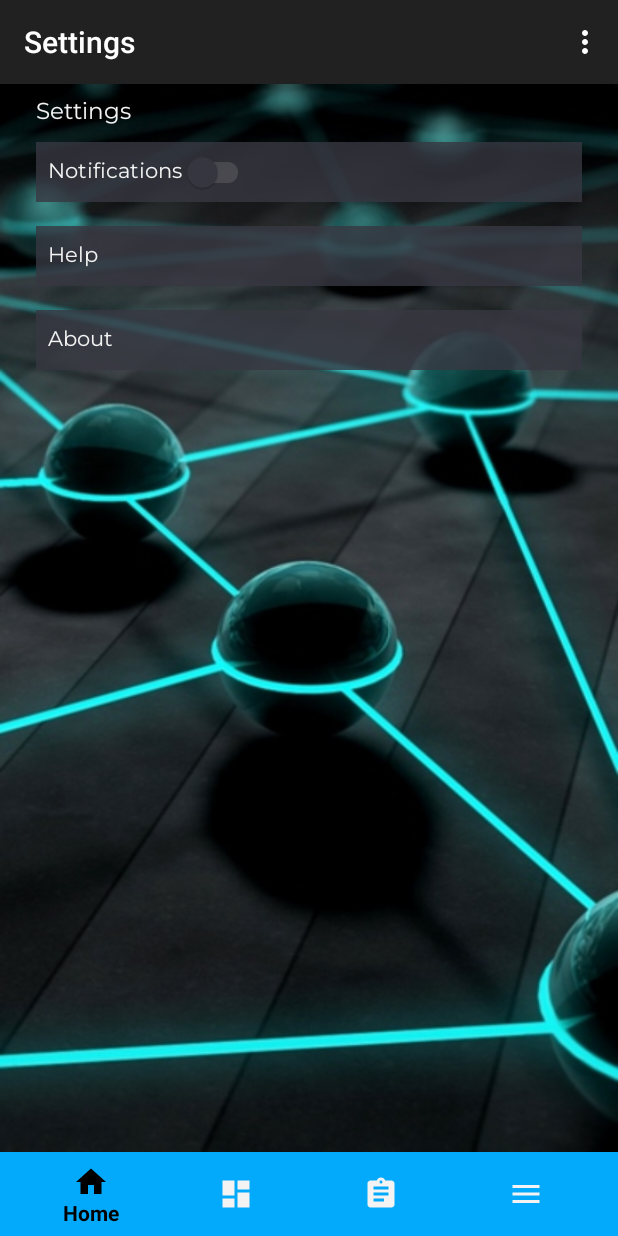
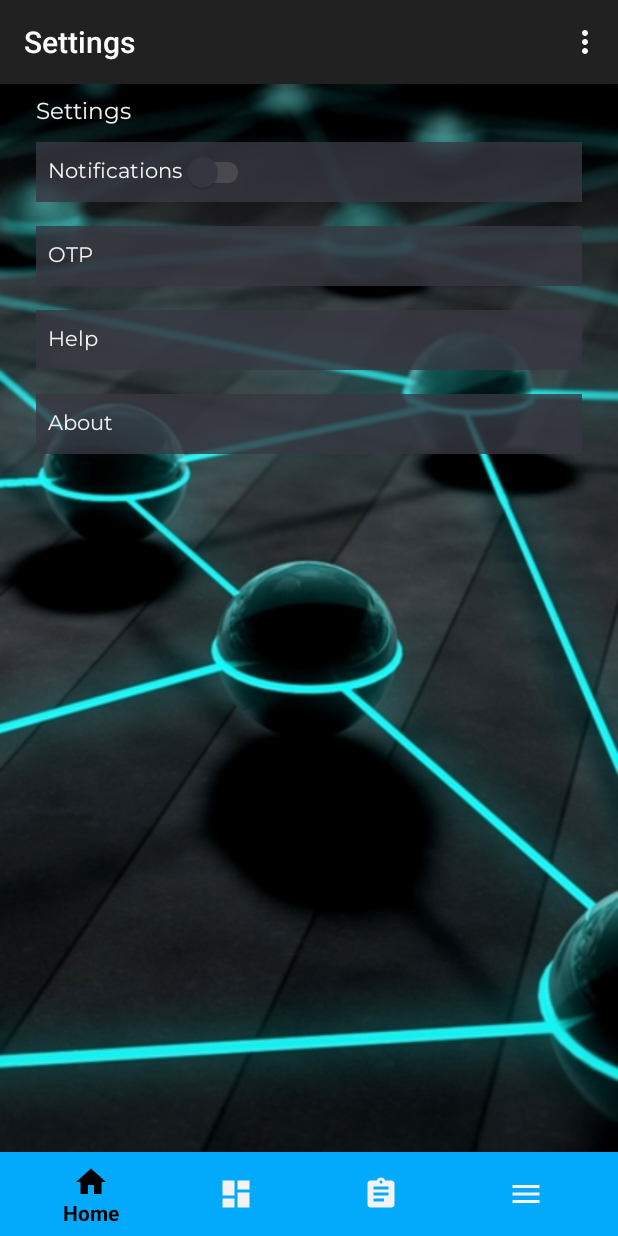
Before and after one commit to cheese-advocate/LinkVantage-Android, an Android app: the SettingsFragment screen opened through its navigation route, on a phone screen of 412 x 824 dp. Run offline under Robolectric (Android 15) with nearby library versions, the phone set to English and light mode, and no system bars; our stand-ins replace navigation-ui.

Commit message:
Added a page to display a generated OTP. Added a confirmation dialog where the user can confirm if they want to generate the OTP. Changed the theme of the dialog box to match the app theme

```diff
--- a/CompulinkApp/app/src/main/res/layout/fragment_settings.xml
+++ b/CompulinkApp/app/src/main/res/layout/fragment_settings.xml
@@ -23,7 +23,7 @@
             app:layout_constraintEnd_toEndOf="parent"
             app:layout_constraintHorizontal_bias="0.0"
             app:layout_constraintStart_toStartOf="parent"
-            app:layout_constraintTop_toBottomOf="@+id/notification_settings" />
+            app:layout_constraintTop_toBottomOf="@+id/otpEnter" />
 
         <View
             android:id="@+id/about_opt"
@@ -110,5 +110,33 @@
             app:layout_constraintStart_toStartOf="@+id/notification_settings"
             app:layout_constraintTop_toTopOf="@+id/notification_settings" />
 
+        <View
+            android:id="@+id/otpEnter"
+            android:layout_width="0dp"
+            android:layout_height="40dp"
+            android:layout_marginStart="24dp"
+            android:layout_marginTop="16dp"
+            android:layout_marginEnd="24dp"
+            android:background="#CC373741"
+            app:layout_constraintEnd_toEndOf="parent"
+            app:layout_constraintHorizontal_bias="0.0"
+            app:layout_constraintStart_toStartOf="parent"
+            app:layout_constraintTop_toBottomOf="@+id/notification_settings" />
+
+        <TextView
+            android:id="@+id/txt_otp"
+            android:layout_width="wrap_content"
+            android:layout_height="wrap_content"
+            android:layout_marginStart="8dp"
+            android:layout_marginTop="8dp"
+            android:layout_marginBottom="8dp"
+            android:fontFamily="@font/montserrat"
+            android:text="OTP"
+            android:textColor="@color/textColor"
+            android:textSize="14dp"
+            app:layout_constraintBottom_toBottomOf="@+id/otpEnter"
+            app:layout_constraintStart_toStartOf="@+id/otpEnter"
+            app:layout_constraintTop_toTopOf="@+id/otpEnter" />
+
     </androidx.constraintlayout.widget.ConstraintLayout>
 </ScrollView>
--- a/CompulinkApp/app/src/main/res/values/strings.xml
+++ b/CompulinkApp/app/src/main/res/values/strings.xml
@@ -1,4 +1,5 @@
 <resources>
+    <string name="testOTP">1234</string>
     <string name="app_name">LINKVANTAGE</string>
     <string name="login_title">LINKVANTAGE</string>
     <string name="logo">login page logo</string>
@@ -49,4 +50,5 @@
     <string name="regInfo">Only one contact and address can be created during registration additional ones can be added after registration</string>
     <string name="regInfoPrivClient">Only one contact can be created during registration additional ones can be added after registration</string>
     <string name="otpInfo">To reset your password an OTP will be sent to you either via email or to your account on the website</string>
+    <string name="otpMessage">Generated OTP to be used for password recovery</string>
 </resources>
--- a/CompulinkApp/app/src/main/res/values/styles.xml
+++ b/CompulinkApp/app/src/main/res/values/styles.xml
@@ -20,8 +20,9 @@
     </style>
 
     <style name="dialog_theme" parent="Theme.AppCompat.Dialog.Alert">
-        <item name="android:textColor">@color/black</item>
-        <item name="android:textColorPrimary">@color/black</item>
+        <item name="android:textColor">@color/textColor</item>
+        <item name="android:textColorPrimary">@color/textColor</item>
+        <item name="android:background">@color/colorPrimary</item>
     </style>
 
     <style name="ThemeOverlay.switchTheme" parent="Theme.AppCompat.Light.DarkActionBar">
```
Also changed, not shown: CompulinkApp/app/src/main/java/com/example/compulinkapp/fragments/OTPFragment.java (added, +30 -0 lines), CompulinkApp/app/src/main/java/com/example/compulinkapp/fragments/SettingsFragment.java (+27 -0 lines), CompulinkApp/app/src/main/res/layout/fragment_otp.xml (added, +50 -0 lines).
